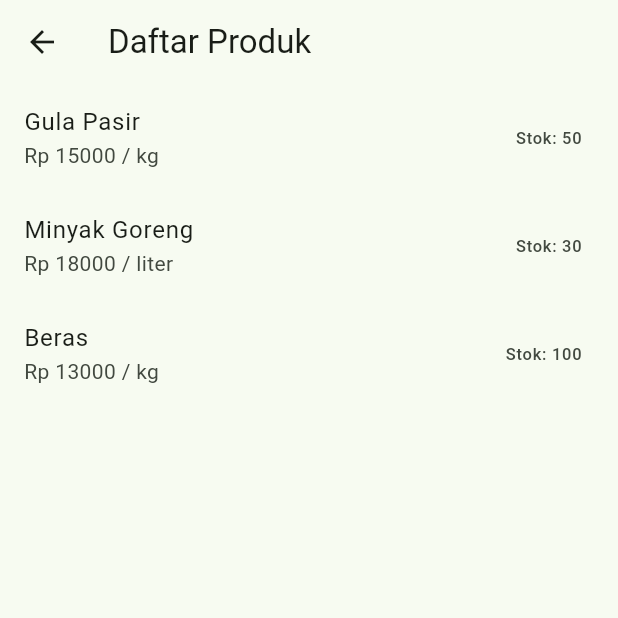
After one commit to mutiaraazzh2708/pmd-kurnia5, a Flutter app: the ProdukListScreen screen opened directly, on a phone screen of 412 x 824 dp, the top half of it. The commit adds this screen. Run offline on Flutter 3.47's test engine with Material 3 defaults, Android fonts, the phone set to English and light mode, and no system bars.

Commit message:
feat(produk): tambah tampilan daftar produk

```diff
--- a/mobile/lib/main.dart
+++ b/mobile/lib/main.dart
@@ -1,5 +1,7 @@
 import 'package:flutter/material.dart';
 import 'screens/login_screen.dart';
+import 'screens/produk_list_screen.dart';
+
 
 void main() {
   runApp(const MyApp());
@@ -14,7 +16,7 @@ class MyApp extends StatelessWidget {
       title: 'PMD Kurnia 5',
       debugShowCheckedModeBanner: false,
       theme: ThemeData(colorSchemeSeed: Colors.green, useMaterial3: true),
-      home: const LoginScreen(),
+        home: const LoginScreen(),
     );
   }
 }
--- /dev/null
+++ b/mobile/lib/screens/produk_list_screen.dart
@@ -0,0 +1,37 @@
+import 'package:flutter/material.dart';
+
+class ProdukListScreen extends StatefulWidget {
+  const ProdukListScreen({super.key});
+
+  @override
+  State<ProdukListScreen> createState() => _ProdukListScreenState();
+}
+
+class _ProdukListScreenState extends State<ProdukListScreen> {
+  // Data tiruan, nanti diganti data dari API oleh Shandi
+  final List<Map<String, dynamic>> _produk = [
+    {'nama': 'Gula Pasir', 'satuan': 'kg', 'harga': 15000, 'stok': 50},
+    {'nama': 'Minyak Goreng', 'satuan': 'liter', 'harga': 18000, 'stok': 30},
+    {'nama': 'Beras', 'satuan': 'kg', 'harga': 13000, 'stok': 100},
+  ];
+
+  @override
+  Widget build(BuildContext context) {
+    return Scaffold(
+      appBar: AppBar(title: const Text('Daftar Produk')),
+      body: _produk.isEmpty
+          ? const Center(child: Text('Belum ada produk'))
+          : ListView.builder(
+        itemCount: _produk.length,
+        itemBuilder: (context, index) {
+          final p = _produk[index];
+          return ListTile(
+            title: Text(p['nama']),
+            subtitle: Text('Rp ${p['harga']} / ${p['satuan']}'),
+            trailing: Text('Stok: ${p['stok']}'),
+          );
+        },
+      ),
+    );
+  }
+}
```
